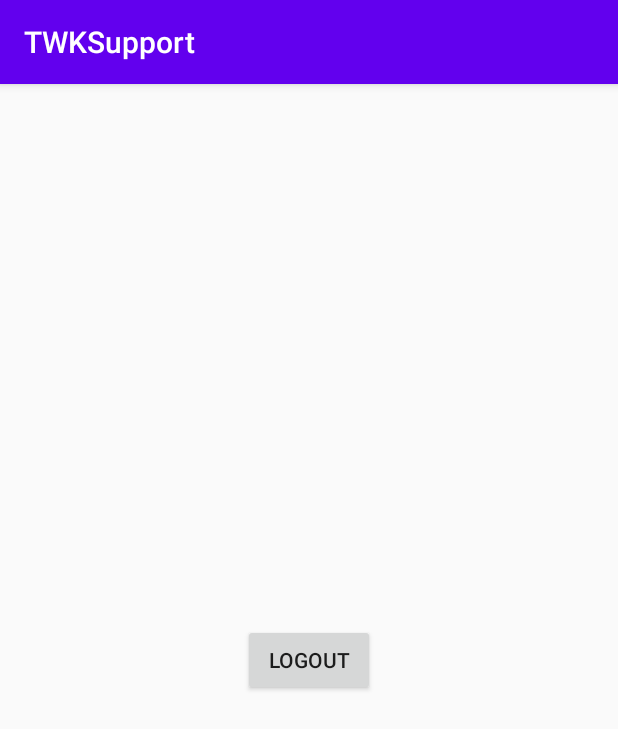
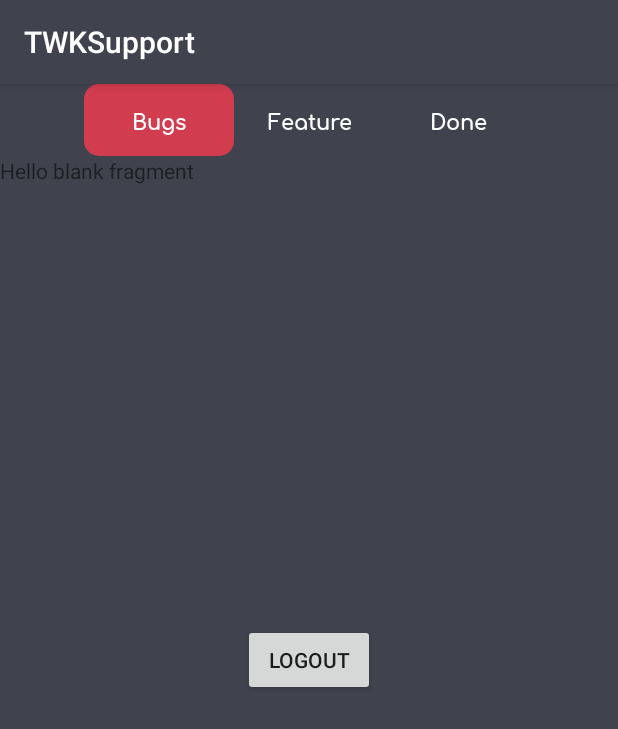
Before and after one commit to MFadlulHafiizh/TWKSupport, an Android app: the UserActivity screen opened directly, with no data from a screen before it, on a phone screen of 412 x 824 dp. Shown: the top 729 px of the screen. Run offline under Robolectric (Android 15) with nearby library versions, the phone set to English and light mode, and no system bars.

Commit message:
add user tablayout and animation

```diff
--- a/app/build.gradle
+++ b/app/build.gradle
@@ -26,6 +26,7 @@ dependencies {
     implementation fileTree(dir: "libs", include: ["*.jar"])
     implementation 'androidx.appcompat:appcompat:1.2.0'
     implementation 'androidx.constraintlayout:constraintlayout:2.0.1'
+    implementation 'androidx.legacy:legacy-support-v4:1.0.0'
     testImplementation 'junit:junit:4.12'
     androidTestImplementation 'androidx.test.ext:junit:1.1.2'
     androidTestImplementation 'androidx.test.espresso:espresso-core:3.3.0'
--- /dev/null
+++ b/app/src/main/java/com/application/twksupport/BugsFragment.java
@@ -0,0 +1,19 @@
+package com.application.twksupport;
+
+import android.os.Bundle;
+
+import androidx.fragment.app.Fragment;
+
+import android.view.LayoutInflater;
+import android.view.View;
+import android.view.ViewGroup;
+
+public class BugsFragment extends Fragment {
+    View view;
+    @Override
+    public View onCreateView(LayoutInflater inflater, ViewGroup container,
+                             Bundle savedInstanceState) {
+        view = inflater.inflate(R.layout.fragment_bugs, container, false);
+        return view;
+    }
+}
--- /dev/null
+++ b/app/src/main/java/com/application/twksupport/DoneFragment.java
@@ -0,0 +1,21 @@
+package com.application.twksupport;
+
+import android.os.Bundle;
+
+import androidx.fragment.app.Fragment;
+
+import android.view.LayoutInflater;
+import android.view.View;
+import android.view.ViewGroup;
+
+public class DoneFragment extends Fragment {
+
+    View view;
+    @Override
+    public View onCreateView(LayoutInflater inflater, ViewGroup container,
+                             Bundle savedInstanceState) {
+        view = inflater.inflate(R.layout.fragment_done, container, false);
+        return view;
+
+    }
+}
--- /dev/null
+++ b/app/src/main/java/com/application/twksupport/FeatureFragment.java
@@ -0,0 +1,21 @@
+package com.application.twksupport;
+
+import android.os.Bundle;
+
+import androidx.fragment.app.Fragment;
+
+import android.view.LayoutInflater;
+import android.view.View;
+import android.view.ViewGroup;
+
+public class FeatureFragment extends Fragment {
+
+    View view;
+
+    @Override
+    public View onCreateView(LayoutInflater inflater, ViewGroup container,
+                             Bundle savedInstanceState) {
+        view = inflater.inflate(R.layout.fragment_feature, container, false);
+        return view;
+    }
+}
--- a/app/src/main/java/com/application/twksupport/UserActivity.java
+++ b/app/src/main/java/com/application/twksupport/UserActivity.java
@@ -1,23 +1,45 @@
 package com.application.twksupport;
 
 import androidx.appcompat.app.AppCompatActivity;
+import androidx.viewpager.widget.ViewPager;
 
 import android.content.Intent;
 import android.content.SharedPreferences;
 import android.os.Bundle;
+import android.view.LayoutInflater;
 import android.view.View;
+import android.view.ViewGroup;
 import android.widget.Button;
+import android.widget.TextView;
 
+import com.application.twksupport.adapter.SectionsPagerAdapter;
 import com.application.twksupport.auth.MainActivity;
+import com.google.android.material.tabs.TabLayout;
 
 public class UserActivity extends AppCompatActivity {
+    private TabLayout tabLayout;
+    private ViewPager viewPager;
+    private SectionsPagerAdapter adapter;
+
 
     private Button btnLogout;
     @Override
     protected void onCreate(Bundle savedInstanceState) {
         super.onCreate(savedInstanceState);
         setContentView(R.layout.activity_user);
+
         btnLogout = findViewById(R.id.btnlogout);
+        tabLayout = findViewById(R.id.tabs);
+        viewPager = findViewById(R.id.viewpager);
+        adapter = new SectionsPagerAdapter(getSupportFragmentManager());
+
+        //Add fragment
+        adapter.addFragment(new BugsFragment(), "Bugs");
+        adapter.addFragment(new FeatureFragment(), "Feature");
+        adapter.addFragment(new DoneFragment(), "Done");
+        viewPager.setAdapter(adapter);
+        tabLayout.setupWithViewPager(viewPager);
+
         btnLogout.setOnClickListener(new View.OnClickListener() {
             @Override
             public void onClick(View view) {
--- /dev/null
+++ b/app/src/main/java/com/application/twksupport/adapter/SectionsPagerAdapter.java
@@ -0,0 +1,40 @@
+package com.application.twksupport.adapter;
+import androidx.annotation.NonNull;
+import androidx.annotation.Nullable;
+import androidx.annotation.StringRes;
+import androidx.fragment.app.Fragment;
+import androidx.fragment.app.FragmentManager;
+import androidx.fragment.app.FragmentPagerAdapter;
+import java.util.ArrayList;
+import java.util.List;
+
+public class SectionsPagerAdapter extends FragmentPagerAdapter {
+    private final List<Fragment> listFragment = new ArrayList<>();
+    private final List<String> listTitles = new ArrayList<>();
+
+    public SectionsPagerAdapter(FragmentManager fm) {
+        super(fm);
+    }
+
+    @NonNull
+    @Override
+    public Fragment getItem(int position) {
+        return listFragment.get(position);
+    }
+
+    @Override
+    public int getCount() {
+        return listTitles.size();
+    }
+
+    @Nullable
+    @Override
+    public CharSequence getPageTitle(int position) {
+        return listTitles.get(position);
+    }
+
+    public void addFragment(Fragment fragment, String title){
+        listFragment.add(fragment);
+        listTitles.add(title);
+    }
+}
--- a/app/src/main/java/com/application/twksupport/auth/SplashActivity.java
+++ b/app/src/main/java/com/application/twksupport/auth/SplashActivity.java
@@ -44,9 +44,9 @@ public class SplashActivity extends AppCompatActivity {
                         @Override
                         public void run() {
                             actUserLogin();
+                            finish();
                         }
                     });
-                    finish();
                 }
                 catch (Exception e){
                     e.printStackTrace();
--- /dev/null
+++ b/app/src/main/res/drawable/custom_tablayout.xml
@@ -0,0 +1,8 @@
+<?xml version="1.0" encoding="utf-8"?>
+<shape xmlns:android="http://schemas.android.com/apk/res/android"
+    android:shape="rectangle">
+
+    <solid android:color="@color/RedDefault"/>
+    <corners android:radius="10dp"/>
+
+</shape>
--- a/app/src/main/res/layout/activity_main.xml
+++ b/app/src/main/res/layout/activity_main.xml
@@ -23,6 +23,7 @@
             android:src="@drawable/topbarlogin" />
 
         <ImageView
+            android:id="@+id/twklogo"
             android:layout_width="75dp"
             android:layout_height="75dp"
             android:layout_gravity="center_horizontal"
--- a/app/src/main/res/layout/activity_user.xml
+++ b/app/src/main/res/layout/activity_user.xml
@@ -4,7 +4,49 @@
     xmlns:tools="http://schemas.android.com/tools"
     android:layout_width="match_parent"
     android:layout_height="match_parent"
+    android:background="@color/blackCharcoal"
     tools:context=".UserActivity">
+
+    <com.google.android.material.tabs.TabLayout
+        android:id="@+id/tabs"
+        android:layout_width="wrap_content"
+        android:layout_height="wrap_content"
+
+        app:layout_constraintTop_toBottomOf="@android:id/navigationBarBackground"
+        app:layout_constraintLeft_toLeftOf="parent"
+        app:layout_constraintRight_toRightOf="parent"
+        app:tabRippleColor="@color/RedDefault"
+        app:tabUnboundedRipple="true"
+        app:tabTextColor="@android:color/white"
+        app:tabIndicator="@drawable/custom_tablayout"
+        app:tabIndicatorColor="@color/RedDefault"
+        app:tabIndicatorGravity="stretch"
+        app:tabGravity="center"
+        app:tabMinWidth="100dp"
+        app:tabTextAppearance="@style/tab_text"
+        app:tabIndicatorAnimationDuration="500">
+
+        <com.google.android.material.tabs.TabItem
+            android:layout_width="wrap_content"
+            android:layout_height="wrap_content"
+            android:text="Bugs"/>
+
+        <com.google.android.material.tabs.TabItem
+            android:layout_width="wrap_content"
+            android:layout_height="wrap_content"
+            android:text="Feature"/>
+
+        <com.google.android.material.tabs.TabItem
+            android:layout_width="wrap_content"
+            android:layout_height="wrap_content"
+            android:text="Done"/>
+    </com.google.android.material.tabs.TabLayout>
+
+    <androidx.viewpager.widget.ViewPager
+        android:id="@+id/viewpager"
+        android:layout_width="match_parent"
+        android:layout_height="wrap_content"
+        app:layout_constraintTop_toBottomOf="@+id/tabs"/>
 
     <Button
         android:id="@+id/btnlogout"
--- /dev/null
+++ b/app/src/main/res/layout/fragment_bugs.xml
@@ -0,0 +1,14 @@
+<?xml version="1.0" encoding="utf-8"?>
+<FrameLayout xmlns:android="http://schemas.android.com/apk/res/android"
+    xmlns:tools="http://schemas.android.com/tools"
+    android:layout_width="match_parent"
+    android:layout_height="match_parent"
+    tools:context=".BugsFragment">
+
+    <!-- TODO: Update blank fragment layout -->
+    <TextView
+        android:layout_width="match_parent"
+        android:layout_height="match_parent"
+        android:text="@string/hello_blank_fragment" />
+
+</FrameLayout>
--- a/app/src/main/res/values/colors.xml
+++ b/app/src/main/res/values/colors.xml
@@ -1,7 +1,7 @@
 <?xml version="1.0" encoding="utf-8"?>
 <resources>
-    <color name="colorPrimary">#6200EE</color>
-    <color name="colorPrimaryDark">#3700B3</color>
+    <color name="colorPrimary">#40434E</color>
+    <color name="colorPrimaryDark">@android:color/transparent</color>
     <color name="colorAccent">#03DAC5</color>
     <color name="RedDefault">#D13C4F</color>
     <color name="blackCharcoal">#40434E</color>
--- a/app/src/main/res/values/strings.xml
+++ b/app/src/main/res/values/strings.xml
@@ -1,3 +1,8 @@
 <resources>
     <string name="app_name">TWKSupport</string>
+    <!-- TODO: Remove or change this placeholder text -->
+    <string name="hello_blank_fragment">Hello blank fragment</string>
+    <string name="tab_title1">Bugs</string>
+    <string name="tab_title2">Feature</string>
+    <string name="tab_title3">Done</string>
 </resources>
--- a/app/src/main/res/values/styles.xml
+++ b/app/src/main/res/values/styles.xml
@@ -16,4 +16,8 @@
         <item name="android:maxHeight">20dip</item>
     </style>
 
+    <style name="tab_text" parent="@android:style/TextAppearance.Widget.TabWidget">
+        <item name="android:fontFamily">@font/comfortaa_bold</item>
+    </style>
+
 </resources>
```
Also changed, not shown: app/src/main/java/com/application/twksupport/auth/MainActivity.java (+26 -0 lines), app/src/main/res/layout/fragment_done.xml (added, +14 -0 lines), app/src/main/res/layout/fragment_feature.xml (added, +14 -0 lines).
